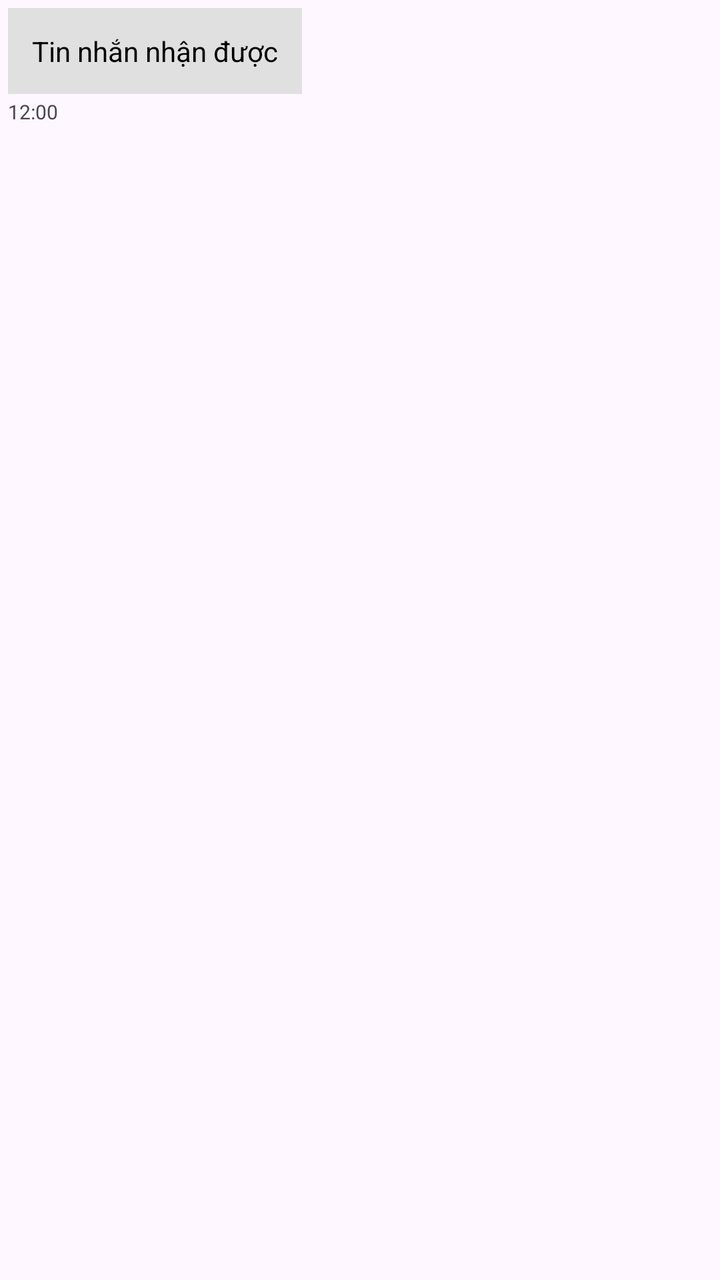
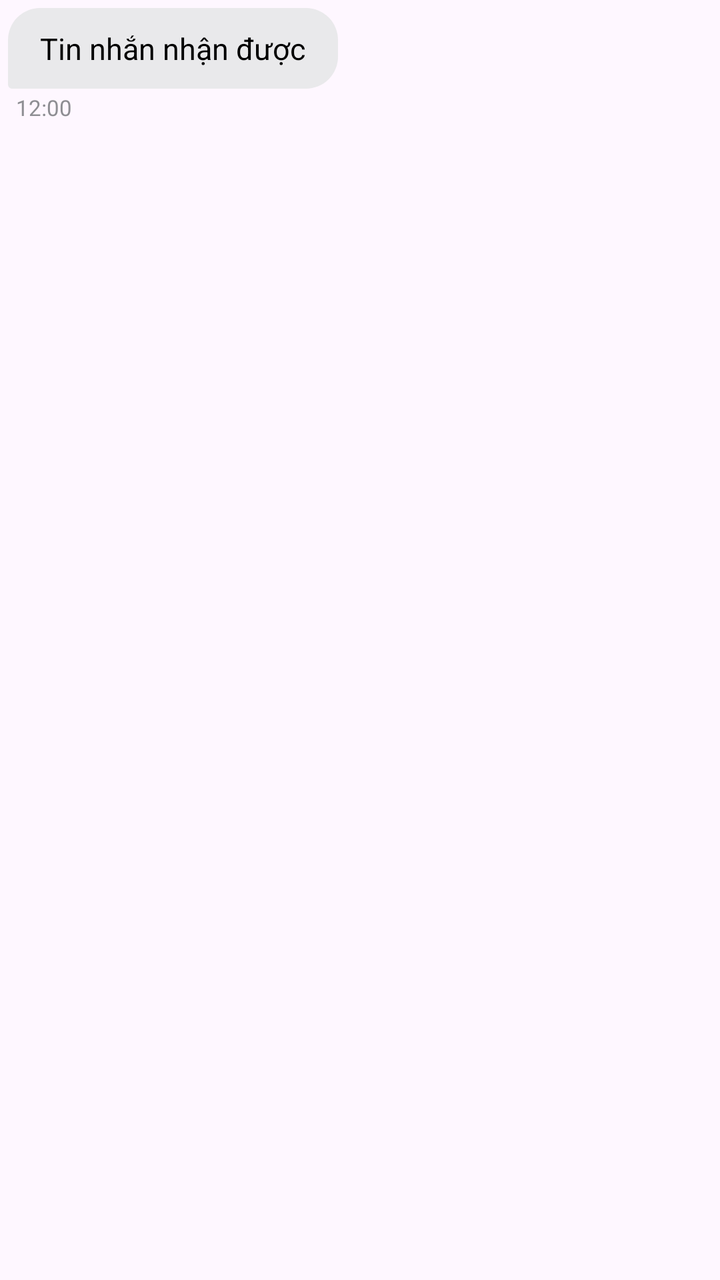

Screens rendered from an Android XML layout before and after an edit, with the pre-edit source and the edit as a unified diff.
<!-- AndroidManifest.xml: application theme Theme.DanoChatApp -->
<!-- res/layout/item_chat_received.xml -->
<?xml version="1.0" encoding="utf-8"?>
<LinearLayout xmlns:android="http://schemas.android.com/apk/res/android"
    android:layout_width="match_parent"
    android:layout_height="wrap_content"
    android:gravity="start"
    android:orientation="vertical"
    android:padding="4dp">

    <TextView
        android:id="@+id/text_message_received"
        android:layout_width="wrap_content"
        android:layout_height="wrap_content"
        android:layout_marginEnd="80dp"
        android:background="#E0E0E0"
        android:padding="12dp"
        android:text="Tin nhắn nhận được"
        android:textColor="@color/black"
        android:textSize="14sp" />

    <TextView
        android:id="@+id/text_time_received"
        android:layout_width="wrap_content"
        android:layout_height="wrap_content"
        android:layout_marginTop="2dp"
        android:text="12:00"
        android:textColor="@color/text_grey"
        android:textSize="10sp" />
</LinearLayout>
<!-- resources referenced by this layout -->
<resources>
  <color name="black">#FF000000</color>
  <style name="Theme.DanoChatApp" parent="Base.Theme.DanoChatApp" />
  <style name="Base.Theme.DanoChatApp" parent="Theme.Material3.DayNight.NoActionBar">
          
          
      </style>
</resources>

<!-- the commit's change to res/layout/item_chat_received.xml (unified diff, before → after) -->
@@ -11,18 +11,20 @@
         android:layout_width="wrap_content"
         android:layout_height="wrap_content"
         android:layout_marginEnd="80dp"
-        android:background="#E0E0E0"
-        android:padding="12dp"
+        android:background="@drawable/chat_bubble_received"
+        android:paddingHorizontal="16dp"
+        android:paddingVertical="10dp"
         android:text="Tin nhắn nhận được"
         android:textColor="@color/black"
-        android:textSize="14sp" />
+        android:textSize="15sp" />
 
     <TextView
         android:id="@+id/text_time_received"
         android:layout_width="wrap_content"
         android:layout_height="wrap_content"
         android:layout_marginTop="2dp"
+        android:layout_marginStart="4dp"
         android:text="12:00"
-        android:textColor="@color/text_grey"
-        android:textSize="10sp" />
+        android:textColor="@color/neutral"
+        android:textSize="11sp" />
 </LinearLayout>
<!-- resource entries referenced after the edit -->
@@ -1,10 +1,29 @@
 <!-- resources referenced by this layout -->
 <resources>
   <color name="black">#FF000000</color>
+  <color name="neutral">#8E8E93</color>
+  <!-- drawable chat_bubble_received (drawable) -->
+  <?xml version="1.0" encoding="utf-8"?>
+  <shape xmlns:android="http://schemas.android.com/apk/res/android">
+      <solid android:color="#E9E9EB" />
+      <corners
+          android:topLeftRadius="16dp"
+          android:topRightRadius="16dp"
+          android:bottomLeftRadius="2dp"
+          android:bottomRightRadius="16dp" />
+  </shape>
   <style name="Theme.DanoChatApp" parent="Base.Theme.DanoChatApp" />
   <style name="Base.Theme.DanoChatApp" parent="Theme.Material3.DayNight.NoActionBar">
           
-          
+          <item name="colorPrimary">@color/primary</item>
+          <item name="colorPrimaryVariant">@color/primary_dark</item>
+          <item name="colorSecondary">@color/secondary</item>
+          <item name="android:statusBarColor">@color/white</item>
+          <item name="android:windowLightStatusBar">true</item>
       </style>
+  <color name="primary">#0066FF</color>
+  <color name="primary_dark">#0052CC</color>
+  <color name="secondary">#FF9500</color>
+  <color name="white">#FFFFFFFF</color>
 </resources>
 
